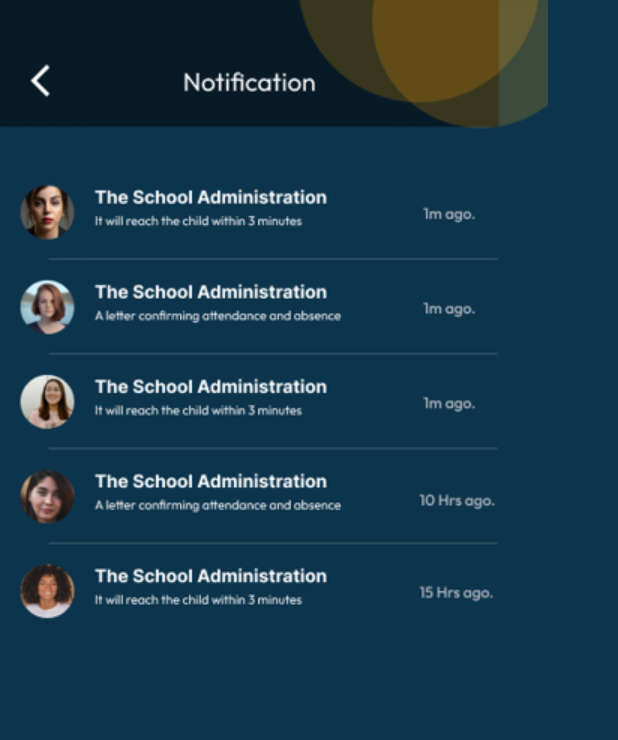
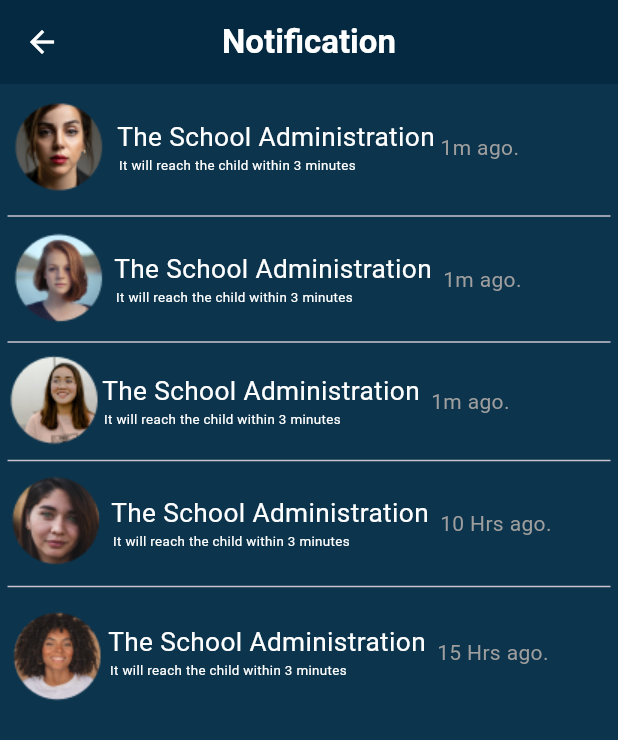
Before and after one commit to mohamedsamir-code/Tracker-Login-Register, a Flutter app: the Home screen opened by its route, after a tap on the "notifications none" icon, on a phone screen of 412 x 824 dp. Shown: the top 740 px of the screen. Run offline on Flutter 3.47's test engine with Material 3 defaults, Android fonts, the phone set to English and light mode, and no system bars; our stand-ins replace dots_indicator, firebase_auth, firebase_core; accounts and stored records are empty.

Commit message:
Edited in Project.

```diff
--- a/lib/screens/face_recognition.dart
+++ b/lib/screens/face_recognition.dart
@@ -48,7 +48,7 @@ class _FaceRecognitionState extends State<FaceRecognition> {
     //   );
     // }
 
-    return
+    //return
     //   Scaffold(
     //   body: isLoading
     //       ? Center(child: CircularProgressIndicator())
@@ -71,122 +71,123 @@ class _FaceRecognitionState extends State<FaceRecognition> {
     //     child: Icon(Icons.add_a_photo),
     //   ),
     // );
-      Column(
+     return Column(
       children: [
-        Padding(
-          padding: EdgeInsets.all(
-            30,
-          ),
-          child: Container(
-            decoration: BoxDecoration(
-                color: Colors.grey,
-                borderRadius: BorderRadius.all(
-                  Radius.circular(
-                    20.0,
-                  ),
-                )),
-            width: double.infinity,
-            height: 40.0,
-            child: Row(
-              children: [
-                SizedBox(width: 20.0,),
-                // IconButton(
-                //   onPressed: () => Drawer(
-                //     backgroundColor: thirdColor,
-                //     child: ListView(
+        // Padding(
+        //   padding: EdgeInsets.all(
+        //     30,
+        //   ),
+        //   child: Container(
+        //     decoration: BoxDecoration(
+        //         color: Colors.grey,
+        //         borderRadius: BorderRadius.all(
+        //           Radius.circular(
+        //             20.0,
+        //           ),
+        //         )),
+        //     width: double.infinity,
+        //     height: 40.0,
+        //     child: Row(
         //       children: [
-                //         const DrawerHeader(
-                //           decoration: BoxDecoration(
-                //             color: Color(0xff0C344C),
-                //           ),
-                //           child: Image(
-                //             image: AssetImage(
-                //               'assets/logo.png',
+        //         SizedBox(width: 20.0,),
+        //         // IconButton(
+        //         //   onPressed: () => Drawer(
+        //         //     backgroundColor: thirdColor,
+        //         //     child: ListView(
+        //         //       children: [
+        //         //         const DrawerHeader(
+        //         //           decoration: BoxDecoration(
+        //         //             color: Color(0xff0C344C),
+        //         //           ),
+        //         //           child: Image(
+        //         //             image: AssetImage(
+        //         //               'assets/logo.png',
+        //         //             ),
+        //         //           ),
+        //         //         ),
+        //         //         ListTile(
+        //         //           title: const Image(
+        //         //             image: AssetImage(
+        //         //               'assets/today_trips.png',
+        //         //             ),
+        //         //           ),
+        //         //           onTap: () {
+        //         //             // Update the state of the app.
+        //         //             // ...
+        //         //           },
+        //         //         ),
+        //         //         ListTile(
+        //         //           title: const Image(
+        //         //             image: AssetImage(
+        //         //               'assets/live.png',
+        //         //             ),
+        //         //           ),
+        //         //           onTap: () {
+        //         //             // Update the state of the app.
+        //         //             // ...
+        //         //           },
+        //         //         ),
+        //         //         ListTile(
+        //         //           title: const Image(
+        //         //             image: AssetImage(
+        //         //               'assets/face_recongnition.png',
+        //         //             ),
+        //         //           ),
+        //         //           onTap: () {
+        //         //             // Update the state of the app.
+        //         //             // ...
+        //         //           },
+        //         //         ),
+        //         //         ListTile(
+        //         //           title: const Image(
+        //         //             image: AssetImage(
+        //         //               'assets/student_sheet.png',
+        //         //             ),
+        //         //           ),
+        //         //           onTap: () {
+        //         //             // Update the state of the app.
+        //         //             // ...
+        //         //           },
+        //         //         ),
+        //         //       ],
+        //         //     ),
+        //         //   ),
+        //         //   icon: Icon(
+        //         //     Icons.menu,
+        //         //     color: Colors.black,
+        //         //   ),
+        //         // ),
+        //         // SizedBox(
+        //         //   width: 50.0,
+        //         // ),
+        //         Row(
+        //           children: [
+        //             Text(
+        //               'Face',
+        //               style: TextStyle(
+        //                   fontSize: 20.0, fontWeight: FontWeight.bold,color: Colors.white),
         //             ),
-                //           ),
+        //             Text(
+        //               'ID',
+        //               style: TextStyle(
+        //                   fontSize: 20.0, fontWeight: FontWeight.bold,color: primaryColor),
+        //             ),
+        //         ],
         //         ),
-                //         ListTile(
-                //           title: const Image(
-                //             image: AssetImage(
-                //               'assets/today_trips.png',
-                //             ),
-                //           ),
-                //           onTap: () {
-                //             // Update the state of the app.
-                //             // ...
-                //           },
+        //         SizedBox(
+        //           width: 80.0,
         //         ),
-                //         ListTile(
-                //           title: const Image(
-                //             image: AssetImage(
-                //               'assets/live.png',
-                //             ),
-                //           ),
-                //           onTap: () {
-                //             // Update the state of the app.
-                //             // ...
-                //           },
-                //         ),
-                //         ListTile(
-                //           title: const Image(
-                //             image: AssetImage(
-                //               'assets/face_recongnition.png',
-                //             ),
-                //           ),
-                //           onTap: () {
-                //             // Update the state of the app.
-                //             // ...
-                //           },
-                //         ),
-                //         ListTile(
-                //           title: const Image(
-                //             image: AssetImage(
-                //               'assets/student_sheet.png',
-                //             ),
-                //           ),
-                //           onTap: () {
-                //             // Update the state of the app.
-                //             // ...
-                //           },
+        //         Stack(
+        //           children: [
+        //             Padding(padding: EdgeInsets.symmetric(horizontal: 25,vertical: 10),child: CircleAvatar(backgroundColor: Colors.red,radius: 3.0,)),
+        //             IconButton(onPressed: () => print('notification'), icon: Icon(Icons.notifications_none,color: Colors.black),)
+        //           ],
         //         ),
         //       ],
         //     ),
         //   ),
-                //   icon: Icon(
-                //     Icons.menu,
-                //     color: Colors.black,
-                //   ),
         // ),
-                // SizedBox(
-                //   width: 50.0,
-                // ),
-                Row(
-                  children: [
-                    Text(
-                      'Face',
-                      style: TextStyle(
-                          fontSize: 20.0, fontWeight: FontWeight.bold,color: Colors.white),
-                    ),
-                    Text(
-                      'ID',
-                      style: TextStyle(
-                          fontSize: 20.0, fontWeight: FontWeight.bold,color: primaryColor),
-                    ),
-                ],
-                ),
-                SizedBox(
-                  width: 80.0,
-                ),
-                Stack(
-                  children: [
-                    Padding(padding: EdgeInsets.symmetric(horizontal: 25,vertical: 10),child: CircleAvatar(backgroundColor: Colors.red,radius: 3.0,)),
-                    IconButton(onPressed: () => print('notification'), icon: Icon(Icons.notifications_none,color: Colors.black),)
-                  ],
-                ),
-              ],
-            ),
-          ),
-        ),
+        SizedBox(height: 25,),
         Image(image: AssetImage('assets/face_id.png'),),
         SizedBox(height: 80.0,),
         InkWell(child: Image(image: AssetImage('assets/get_started_container.png',),height: 56,width: 396,),onTap: () => Navigator.pushNamed(context, FaceRecognitionTwo.routeName),),
--- a/lib/screens/face_recognition_2.dart
+++ b/lib/screens/face_recognition_2.dart
@@ -9,7 +9,7 @@ import '../shared/constant.dart';
 //   const FaceRecognitionTwo({super.key});
 //   static const String routeName = 'faceRecognitionTwo';
 class FaceRecognitionTwo extends StatefulWidget {
-  static const String routeName = 'splash';
+  static const String routeName = 'face-recognition-two';
 
   @override
   State<FaceRecognitionTwo> createState() => _FaceRecognitionTwoState();
--- a/lib/screens/notification.dart
+++ b/lib/screens/notification.dart
@@ -12,7 +12,83 @@ class Notifications extends StatelessWidget {
         children: [
           Scaffold(
             backgroundColor: Colors.transparent,
-            body: Padding(padding: EdgeInsets.only(right: 0.5),child: Image.asset('assets/notification.png'),),
+            appBar: AppBar(
+              backgroundColor: secondryColor,
+              leading: IconButton(
+                icon: Icon(Icons.arrow_back,color: Colors.white,),
+                onPressed: () => Navigator.pop(context),
+              ),
+              title: Text('Notification',style: TextStyle(fontWeight: FontWeight.bold,color: Colors.white),),
+              centerTitle: true,
+            ),
+            body: Padding(padding: EdgeInsets.all(5,),child: Column(
+              children: [
+                Row(
+                  children: [
+                    Image.asset('assets/first_photo.png'),
+                    Column(
+                      children: [
+                        Text('The School Administration',style: TextStyle(color: Colors.white,fontSize: 17.5,),),
+                        Text('It will reach the child within 3 minutes                     ',style: TextStyle(color: Colors.white,fontSize: 8.9,),),
+                      ],
+                    ),
+                    Text(' 1m ago.',style: TextStyle(color: Colors.grey),),
+                  ],
+                ),
+                Divider(),
+                Row(
+                  children: [
+                    Image.asset('assets/second_photo.png'),
+                    Column(
+                      children: [
+                        Text('The School Administration',style: TextStyle(color: Colors.white,fontSize: 17.5,),),
+                        Text('It will reach the child within 3 minutes                     ',style: TextStyle(color: Colors.white,fontSize: 8.9,),),
+                      ],
+                    ),
+                    Text('  1m ago.',style: TextStyle(color: Colors.grey),)
+                  ],
+                ),
+                Divider(),
+                Row(
+                  children: [
+                    Image.asset('assets/third_photo.png'),
+                    Column(
+                      children: [
+                        Text('The School Administration',style: TextStyle(color: Colors.white,fontSize: 17.5,),),
+                        Text('It will reach the child within 3 minutes                     ',style: TextStyle(color: Colors.white,fontSize: 8.9,),),
+                      ],
+                    ),
+                    Text('  1m ago.',style: TextStyle(color: Colors.grey),)
+                  ],
+                ),
+                Divider(),
+                Row(
+                  children: [
+                    Image.asset('assets/forth_photo.png'),
+                    Column(
+                      children: [
+                        Text('The School Administration',style: TextStyle(color: Colors.white,fontSize: 17.5,),),
+                        Text('It will reach the child within 3 minutes                     ',style: TextStyle(color: Colors.white,fontSize: 8.9,),),
+                      ],
+                    ),
+                    Text('  10 Hrs ago.',style: TextStyle(color: Colors.grey),),
+                  ],
+                ),
+                Divider(),
+                Row(
+                  children: [
+                    Image.asset('assets/fifth_photo.png'),
+                    Column(
+                      children: [
+                        Text('The School Administration',style: TextStyle(color: Colors.white,fontSize: 17.5,),),
+                        Text('It will reach the child within 3 minutes                     ',style: TextStyle(color: Colors.white,fontSize: 8.9,),),
+                      ],
+                    ),
+                    Text('  15 Hrs ago.',style: TextStyle(color: Colors.grey),)
+                  ],
+                ),
+              ],
+            ),),
           ),
         ],
       ),
--- a/lib/screens/today_trip.dart
+++ b/lib/screens/today_trip.dart
@@ -138,8 +138,24 @@ class TodayTrip extends StatelessWidget {
                 ],
               ),
               SizedBox(height: 20.0,),
-              Image.asset('assets/image_row.png'),
-              SizedBox(height: 80.0,),
+              SingleChildScrollView(
+                scrollDirection: Axis.horizontal,
+                child: Row(
+                children: [
+                  Image.asset('assets/image_row.png',height: 50,),
+                  Image.asset('assets/image_row_two.png',height: 50,),
+                  Image.asset('assets/image_row.png',height: 50,),
+                  Image.asset('assets/image_row_two.png',height: 50,),
+                  Image.asset('assets/image_row.png',height: 50,),
+                  Image.asset('assets/image_row_two.png',height: 50,),
+                  Image.asset('assets/image_row.png',height: 50,),
+                  Image.asset('assets/image_row_two.png',height: 50,),
+                  Image.asset('assets/image_row.png',height: 50,),
+                  Image.asset('assets/image_row_two.png',height: 50,),
+                ],
+                ),
+              ),
+              SizedBox(height: 60.0,),
               InkWell(child: Image.asset('assets/blue_start_container.png'),onTap: () => Navigator.pushNamed(context, Live.routeName),),
             ],
           ),
@@ -167,8 +183,21 @@ class TodayTrip extends StatelessWidget {
                 ],
               ),
               SizedBox(height: 20.0,),
-              Image.asset('assets/image_row_two.png'),
-              SizedBox(height: 80.0,),
+              SingleChildScrollView(scrollDirection: Axis.horizontal,child: Row(
+                children: [
+                  Image.asset('assets/image_row_two.png',height: 50,),
+                  Image.asset('assets/image_row.png',height: 50,),
+                  Image.asset('assets/image_row_two.png',height: 50,),
+                  Image.asset('assets/image_row.png',height: 50,),
+                  Image.asset('assets/image_row_two.png',height: 50,),
+                  Image.asset('assets/image_row.png',height: 50,),
+                  Image.asset('assets/image_row_two.png',height: 50,),
+                  Image.asset('assets/image_row.png',height: 50,),
+                  Image.asset('assets/image_row_two.png',height: 50,),
+                  Image.asset('assets/image_row.png',height: 50,),
+                ],
+              ),),
+              SizedBox(height: 60.0,),
               Image.asset('assets/darkBlue_start_container.png'),
             ],
           ),
```
Also changed, not shown: assets/fifth_photo.png (added), assets/first_photo.png (added), assets/forth_photo.png (added), assets/second_photo.png (added), assets/third_photo.png (added). Lines whose indentation alone changed are shown as unchanged.
